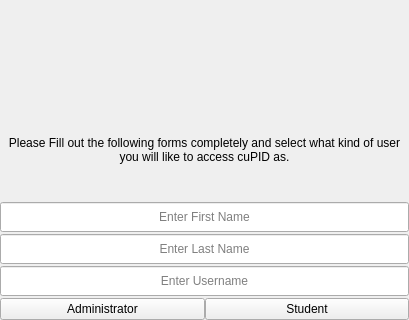
The window that UserAuthentication/signupform.ui (zcharli/carleton-student-project-partner-finder) describes before a commit, drawn with Qt 5.
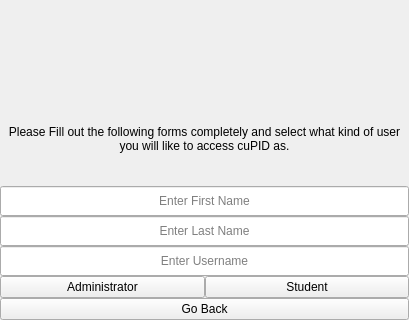
The same window after the commit.

```diff
--- a/UserAuthentication/signupform.ui
+++ b/UserAuthentication/signupform.ui
@@ -32,7 +32,7 @@
    <item row="0" column="0">
     <layout class="QVBoxLayout" name="verticalLayout">
      <property name="spacing">
-      <number>2</number>
+      <number>0</number>
      </property>
      <property name="sizeConstraint">
       <enum>QLayout::SetFixedSize</enum>
@@ -151,6 +151,13 @@
        </item>
       </layout>
      </item>
+     <item>
+      <widget class="QPushButton" name="btnBack">
+       <property name="text">
+        <string>Go Back</string>
+       </property>
+      </widget>
+     </item>
     </layout>
    </item>
   </layout>
```
